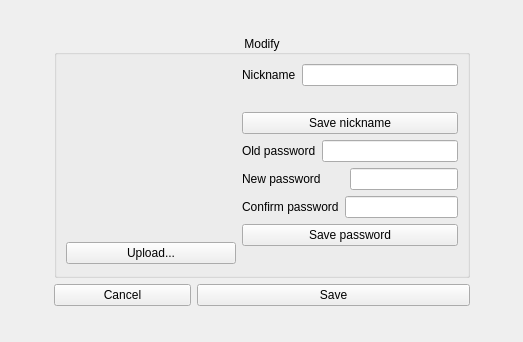
Qt form Client/modify.ui (PolitoTeam/Scriba) before a commit.
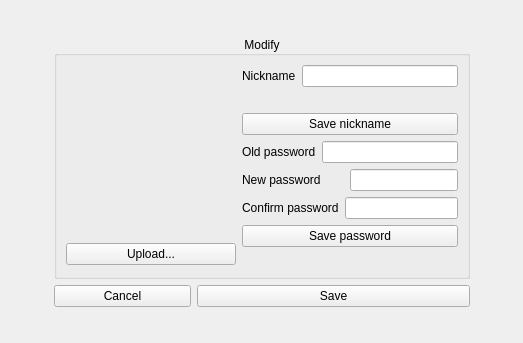
The same form after that commit.

```diff
--- a/Client/modify.ui
+++ b/Client/modify.ui
@@ -7,7 +7,7 @@
     <x>0</x>
     <y>0</y>
     <width>523</width>
-    <height>342</height>
+    <height>343</height>
    </rect>
   </property>
   <property name="windowTitle">
```
Left out of the diff: 2 changed lines with no effect on the pictures.
